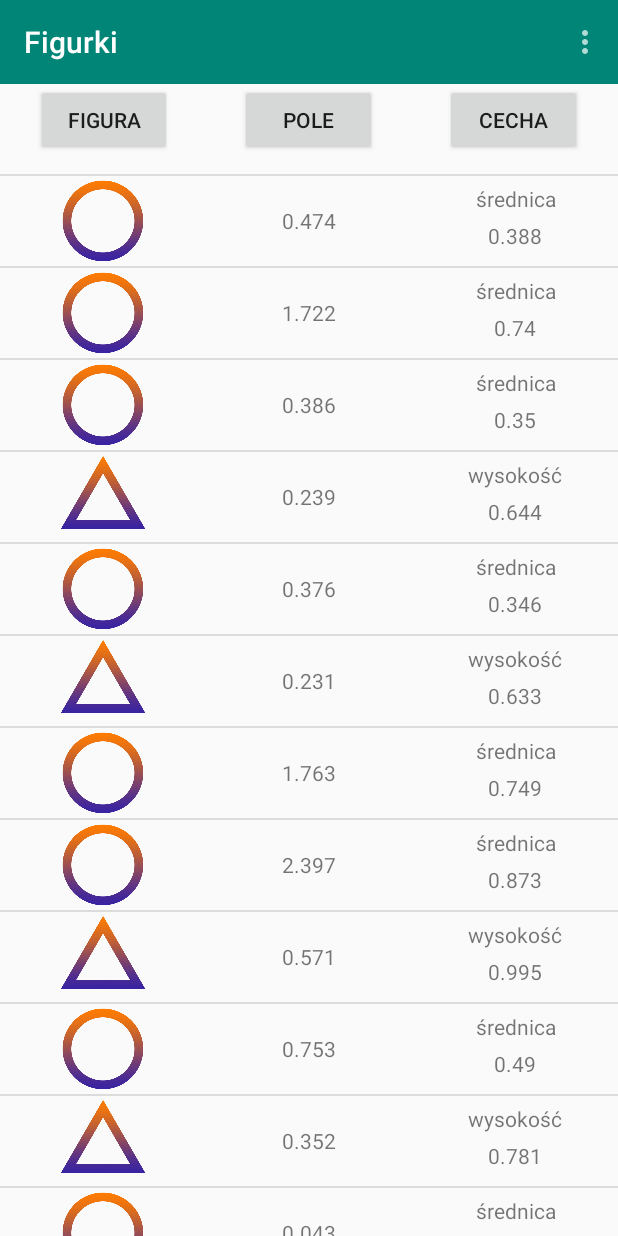
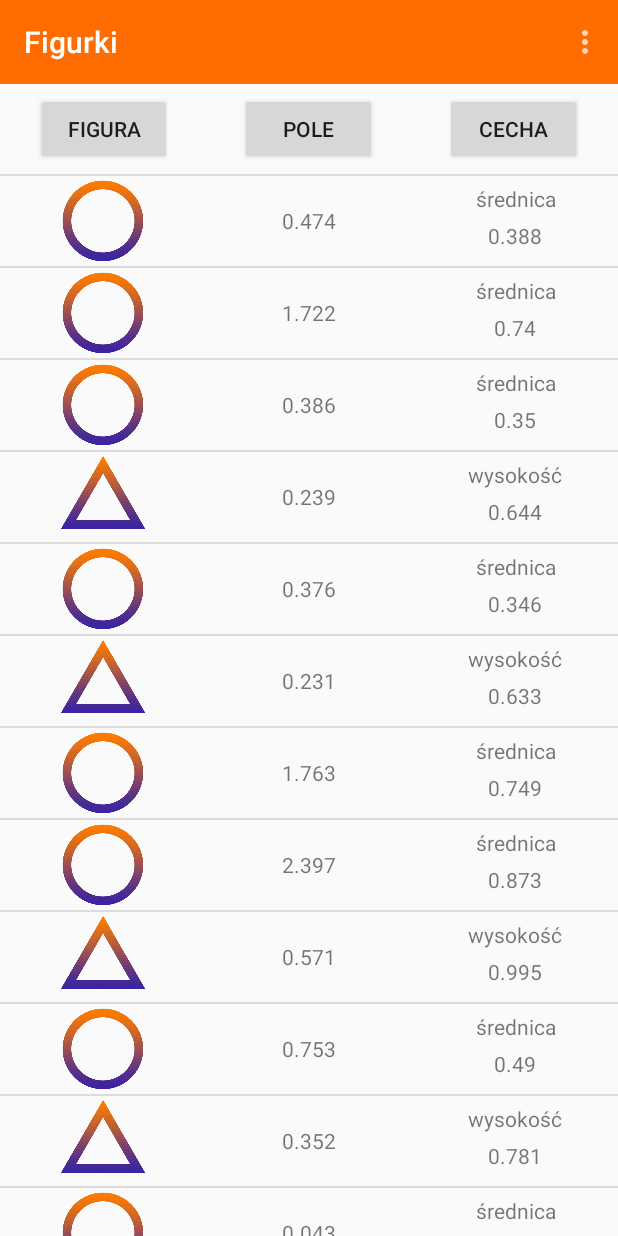
Before and after one commit to 1234sok1234/Android_1, an Android app: the screen it shows after launch (MainActivity), on a phone screen of 412 x 824 dp. Run offline under Robolectric (Android 15) with nearby library versions, the phone set to English and light mode, and no system bars.

Commit message:
Dziala po poprawkach

```diff
--- a/app/src/main/java/com/a1234sok1234gmail/aaaaaaa/MainActivity.java
+++ b/app/src/main/java/com/a1234sok1234gmail/aaaaaaa/MainActivity.java
@@ -228,7 +228,7 @@ public class MainActivity extends AppCompatActivity
 	{
 		super.onCreateContextMenu(menu, v, menuInfo);
 		menu.add(1, 1, 1, "Usuń");
-		menu.add(1, 2, 2, "Dupliku");
+		menu.add(1, 2, 2, "Duplikuj");
 
 	}
 
--- a/app/src/main/res/layout/activity_main.xml
+++ b/app/src/main/res/layout/activity_main.xml
@@ -26,19 +26,19 @@
         app:layout_constraintBottom_toBottomOf="parent"
         app:layout_constraintEnd_toEndOf="parent"
         app:layout_constraintStart_toStartOf="parent"
-        app:layout_constraintTop_toTopOf="@+id/linearLayout3" />
+        app:layout_constraintTop_toBottomOf="@+id/toolbar2" />
 
     <LinearLayout
         android:id="@+id/linearLayout3"
         android:layout_width="match_parent"
         android:layout_height="0dp"
         android:layout_marginStart="24dp"
+        android:layout_marginTop="6dp"
         android:layout_marginEnd="24dp"
         android:orientation="horizontal"
         app:layout_constraintEnd_toEndOf="parent"
-        app:layout_constraintHorizontal_bias="1.0"
         app:layout_constraintStart_toStartOf="parent"
-        app:layout_constraintTop_toBottomOf="@+id/toolbar2">
+        app:layout_constraintTop_toTopOf="@+id/listView">
 
         <Button
             android:id="@+id/list_xx"
--- a/app/src/main/res/values/colors.xml
+++ b/app/src/main/res/values/colors.xml
@@ -1,6 +1,6 @@
 <?xml version="1.0" encoding="utf-8"?>
 <resources>
-    <color name="colorPrimary">#008577</color>
-    <color name="colorPrimaryDark">#00574B</color>
-    <color name="colorAccent">#D81B60</color>
+    <color name="colorPrimary">#ff6d00</color>
+    <color name="colorPrimaryDark">#e65100</color>
+    <color name="colorAccent">#ff9100</color>
 </resources>
```
